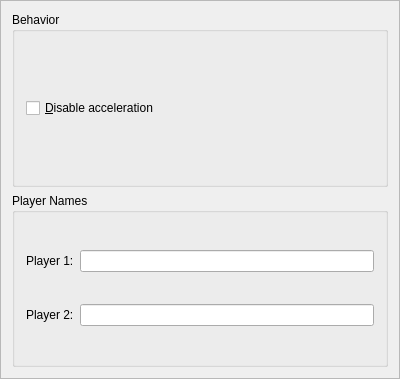
KDE/ksnakeduel, file general.ui: the form before one commit.
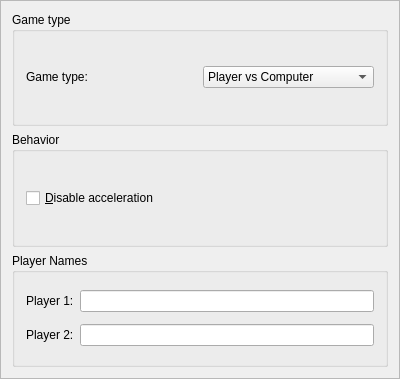
The form after the commit. Custom widgets are drawn as their Qt base class.

Commit message: Adding gametype selection box, this replaces the selection boxes if a player is a computer player.

What changed in the file:
```diff
--- a/general.ui
+++ b/general.ui
@@ -28,6 +28,39 @@
       <number>0</number>
      </property>
      <layout class="QVBoxLayout" >
+      <item>
+       <widget class="QGroupBox" name="groupBox3" >
+        <property name="title" >
+         <string>Game type</string>
+        </property>
+        <layout class="QGridLayout" >
+         <item row="0" column="1" >
+          <widget class="KComboBox" name="kcfg_GameType">
+            <item>
+              <property name="text" >
+                <string>Player vs Computer</string>
+              </property>
+            </item>
+            <item>
+              <property name="text" >
+                <string>Player vs Player</string>
+              </property>
+            </item>
+          </widget>
+         </item>
+         <item row="0" column="0" >
+          <widget class="QLabel" name="textLabel6" >
+           <property name="text" >
+            <string>Game type:</string>
+           </property>
+           <property name="wordWrap" >
+            <bool>false</bool>
+           </property>
+          </widget>
+         </item>
+        </layout>
+       </widget>
+      </item>
       <item>
        <widget class="QGroupBox" name="groupBox1" >
         <property name="title" >
@@ -90,6 +123,13 @@
  </widget>
  <layoutdefault spacing="6" margin="11" />
  <pixmapfunction>qPixmapFromMimeSource</pixmapfunction>
+ <customwidgets>
+  <customwidget>
+   <class>KComboBox</class>
+   <extends>QComboBox</extends>
+   <header>kcombobox.h</header>
+  </customwidget>
+ </customwidgets>
  <resources/>
  <connections/>
 </ui>
```
Left out of the diff: 2 changed lines with no effect on the pictures. The commit also changes 6 other files.
